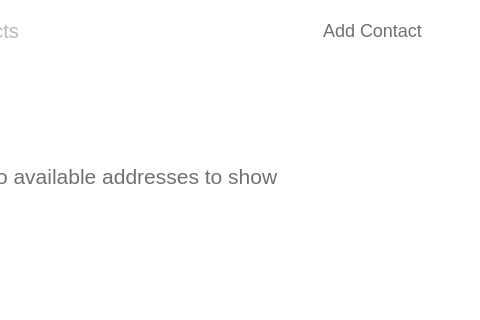
Above: src/qt/veil/forms/addresseswidget.ui from Veil-Project/veil before the change; both pictures show x 221 to 701 and y 0 to 320 of the 701 by 537 pixel window. Below: the same form after it.
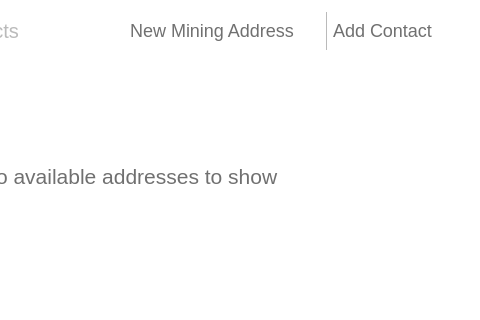
That is the form after the change. Icons and pictures are not drawn.

Commit message: new miner address GUI flow

Diff of the .ui file:
```diff
--- a/src/qt/veil/forms/addresseswidget.ui
+++ b/src/qt/veil/forms/addresseswidget.ui
@@ -203,6 +203,72 @@
           </property>
          </spacer>
         </item>
+        <item>
+         <widget class="QPushButton" name="btnMiningAddress">
+          <property name="focusPolicy">
+           <enum>Qt::NoFocus</enum>
+          </property>
+          <property name="styleSheet">
+           <string notr="true">color: #707070;
+font-size:18px;
+font-weight:light;	
+background-color:transparent;
+border:none;
+padding:4px 0px 4px 4px;</string>
+          </property>
+          <property name="text">
+           <string>New Mining Address</string>
+          </property>
+         </widget>
+        </item>
+        <item>
+         <widget class="QPushButton" name="btnMiningAddress2">
+          <property name="focusPolicy">
+           <enum>Qt::NoFocus</enum>
+          </property>
+          <property name="styleSheet">
+           <string notr="true">background-color:transparent;
+border:none;</string>
+          </property>
+          <property name="text">
+           <string/>
+          </property>
+          <property name="icon">
+           <iconset resource="../../veil.qrc">
+            <normaloff>:/icons/ic-mined-png</normaloff>:/icons/ic-mined-png</iconset>
+          </property>
+          <property name="iconSize">
+           <size>
+            <width>32</width>
+            <height>32</height>
+           </size>
+          </property>
+         </widget>
+        </item>
+        <item>
+         <widget class="QLabel" name="lblSplit">
+          <property name="minimumSize">
+           <size>
+            <width>1</width>
+            <height>0</height>
+           </size>
+          </property>
+          <property name="maximumSize">
+           <size>
+            <width>1</width>
+            <height>16777215</height>
+           </size>
+          </property>
+          <property name="styleSheet">
+           <string notr="true">background-color:#bababa;
+margin-top:12px;
+margin-bottom:12px;</string>
+          </property>
+          <property name="text">
+           <string/>
+          </property>
+         </widget>
+        </item>
         <item>
          <widget class="QPushButton" name="btnAdd">
           <property name="focusPolicy">
@@ -214,7 +280,7 @@
 font-weight:light;	
 background-color:transparent;
 border:none;
-padding:4px 10px 4px 4px;</string>
+padding:4px 0px 4px 6px;</string>
           </property>
           <property name="text">
            <string>Add Contact</string>
```
Left out of the diff: 11 changed lines with no effect on the pictures. The commit also changes 4 other files.
